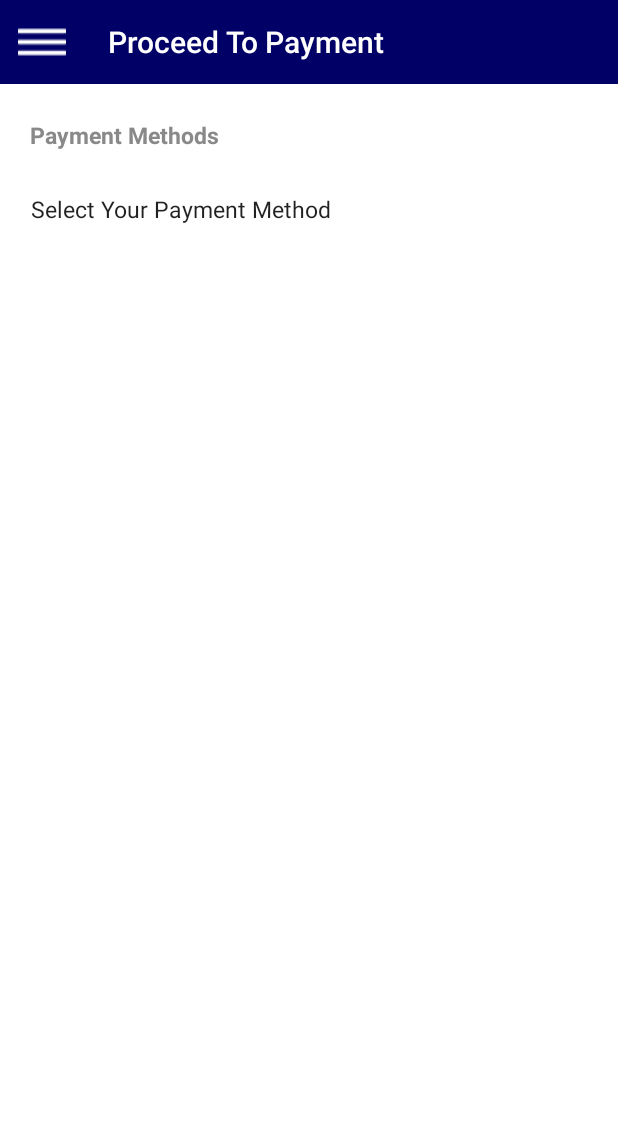
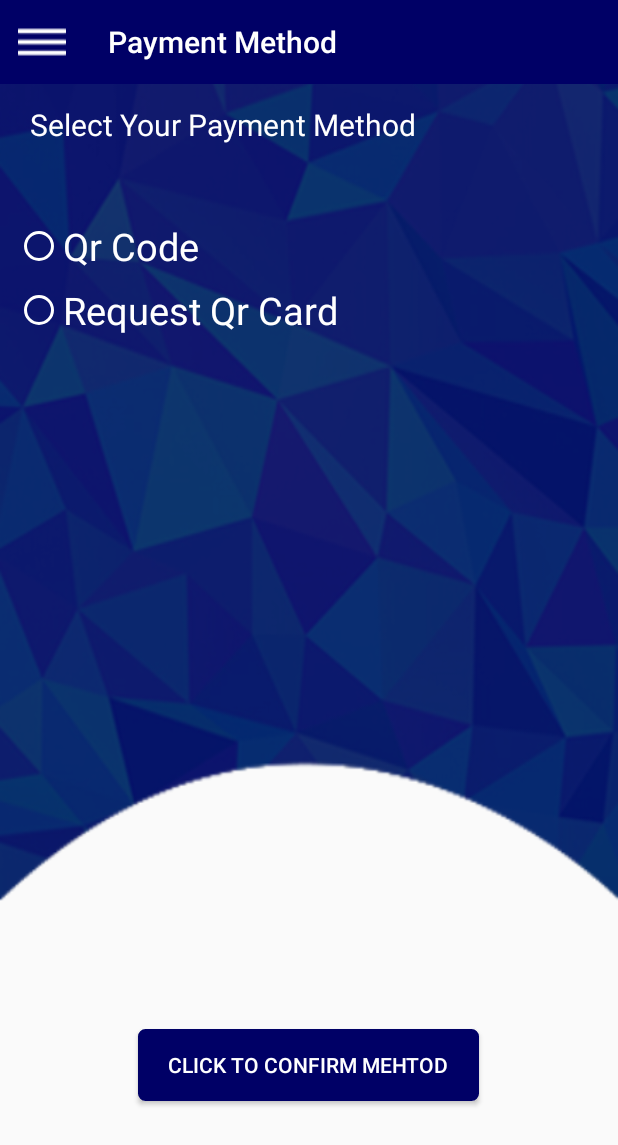
Before and after one commit to CybusHamza/Ticket_Validator, an Android app: the Payment_Method screen opened directly, with no data from a screen before it, on a phone screen of 412 x 824 dp. Shown: the top 1145 px of the screen. Run offline under Robolectric (Android 15) with nearby library versions, the phone set to English and light mode, and no system bars; our stand-ins replace Picasso; libraries missing offline, so code that uses them is left out: com.mikepenz.materialdrawer; network calls fail; pictures from the network do not load; 2 statements that could not run were skipped.

Commit message:
rizwan > Qa fixes+layout changes

```diff
--- a/app/src/main/java/com/cybussolutions/ticketvalidator/Activities/History.java
+++ b/app/src/main/java/com/cybussolutions/ticketvalidator/Activities/History.java
@@ -71,7 +71,7 @@ public class History extends AppCompatActivity {
             .withIdentifier(3).withName("Your Trips");
 
     SecondaryDrawerItem EditProfile = new SecondaryDrawerItem()
-            .withIdentifier(4).withName("Edit Profile");
+            .withIdentifier(4).withName("Profile");
 
 
     SecondaryDrawerItem logout = new SecondaryDrawerItem()
@@ -135,7 +135,7 @@ public class History extends AppCompatActivity {
 //        new SecondaryDrawerItem().withName("Edit Profile"),
 //                new SecondaryDrawerItem().withName("Logout")
         result= new DrawerBuilder().withActivity(this).withAccountHeader(header)
-                .withToolbar(toolbar).withDrawerWidthDp(250).addDrawerItems(home, payment, your_trips, EditProfile, logout,feedback
+                .withToolbar(toolbar).withDrawerWidthDp(250).addDrawerItems(EditProfile,home, payment, your_trips,feedback, logout
                 )
                 .withOnDrawerItemClickListener(new Drawer.OnDrawerItemClickListener(){
 
@@ -145,6 +145,7 @@ public class History extends AppCompatActivity {
                         if (drawerItem== your_trips){
                             Intent intent = new Intent(History.this, History.class);
                             startActivity(intent);
+                            finish();
                         }
                         if(drawerItem== logout){
 
--- a/app/src/main/java/com/cybussolutions/ticketvalidator/Activities/MainScreen.java
+++ b/app/src/main/java/com/cybussolutions/ticketvalidator/Activities/MainScreen.java
@@ -71,7 +71,7 @@ public class MainScreen extends AppCompatActivity {
             .withIdentifier(2).withName("Your Trips");
 
     SecondaryDrawerItem EditProfile = new SecondaryDrawerItem()
-            .withIdentifier(2).withName("Edit Profile");
+            .withIdentifier(2).withName("Profile");
 
 SecondaryDrawerItem feedback = new SecondaryDrawerItem().withIdentifier(6).withName("Feedback");
 
@@ -133,7 +133,7 @@ SecondaryDrawerItem feedback = new SecondaryDrawerItem().withIdentifier(6).withN
 //        new SecondaryDrawerItem().withName("Edit Profile"),
 //                new SecondaryDrawerItem().withName("Logout")
         result= new DrawerBuilder().withActivity(this).withAccountHeader(header)
-                .withToolbar(toolbar).withDrawerWidthDp(250).addDrawerItems(home, payment, your_trips, EditProfile, logout,feedback
+                .withToolbar(toolbar).withDrawerWidthDp(250).addDrawerItems( EditProfile,home, payment, your_trips,feedback, logout
                 )
                 .withOnDrawerItemClickListener(new Drawer.OnDrawerItemClickListener(){
 
--- a/app/src/main/java/com/cybussolutions/ticketvalidator/Activities/Payment_Method.java
+++ b/app/src/main/java/com/cybussolutions/ticketvalidator/Activities/Payment_Method.java
@@ -15,6 +15,7 @@ import android.view.View;
 import android.widget.Button;
 import android.widget.ImageView;
 import android.widget.LinearLayout;
+import android.widget.RadioButton;
 import android.widget.RadioGroup;
 import android.widget.TextView;
 import android.widget.Toast;
@@ -48,6 +49,8 @@ public class Payment_Method extends AppCompatActivity {
     String price;
     boolean doubleBackToExitPressedOnce = false;
 
+    int pos;
+
     Drawer result;
 
     PrimaryDrawerItem home = new PrimaryDrawerItem().withIdentifier(1).withName("Home");
@@ -57,7 +60,7 @@ public class Payment_Method extends AppCompatActivity {
             .withIdentifier(2).withName("Your Trips");
 
     SecondaryDrawerItem EditProfile = new SecondaryDrawerItem()
-            .withIdentifier(2).withName("Edit Profile");
+            .withIdentifier(2).withName("Profile");
 
 
     SecondaryDrawerItem logout = new SecondaryDrawerItem()
@@ -70,6 +73,10 @@ SecondaryDrawerItem feedback = new SecondaryDrawerItem().withIdentifier(2).withN
     private String url,profile_pic;
     Bitmap[] bitmap1;
 
+    Button confirmPaymentMethodBtn;
+    private RadioButton radioButton;
+    String checkedBox;
+
     @Override
     protected void onCreate(Bundle savedInstanceState) {
         super.onCreate(savedInstanceState);
@@ -80,11 +87,9 @@ SecondaryDrawerItem feedback = new SecondaryDrawerItem().withIdentifier(2).withN
         profile_pic=pref1.getString("pro_pic",null);
 
         toolbar = (Toolbar) findViewById(R.id.app_bar);
-        toolbar.setTitle("Proceed To Payment");
+        toolbar.setTitle("Payment Method");
         setSupportActionBar(toolbar);
         toolbar.setTitleTextColor(getResources().getColor(android.R.color.white));
-
-
 
         getSupportActionBar().setDisplayHomeAsUpEnabled(true);
         getSupportActionBar().setHomeAsUpIndicator(R.drawable.menu);
@@ -125,7 +130,7 @@ SecondaryDrawerItem feedback = new SecondaryDrawerItem().withIdentifier(2).withN
                 ).build();
 
         result= new DrawerBuilder().withActivity(this).withAccountHeader(header)
-                .withToolbar(toolbar).withDrawerWidthDp(250).addDrawerItems(home, payment, your_trips, EditProfile, logout,feedback
+                .withToolbar(toolbar).withDrawerWidthDp(250).addDrawerItems(EditProfile,home, payment, your_trips,feedback,  logout
                 )
                 .withOnDrawerItemClickListener(new Drawer.OnDrawerItemClickListener(){
 
@@ -144,6 +149,7 @@ SecondaryDrawerItem feedback = new SecondaryDrawerItem().withIdentifier(2).withN
                         if (drawerItem== your_trips){
                             Intent intent = new Intent(Payment_Method.this, History.class);
                             startActivity(intent);
+                            finish();
                         }
                         if(drawerItem== logout){
 
@@ -186,98 +192,93 @@ SecondaryDrawerItem feedback = new SecondaryDrawerItem().withIdentifier(2).withN
 
                 }).build();
 
+        radioGroup = (RadioGroup) findViewById(R.id.radioGroup);
+        radioGroup.setOnCheckedChangeListener(new RadioGroup.OnCheckedChangeListener() {
+
+            @Override
+            public void onCheckedChanged(RadioGroup group, int checkedId) {
+                // TODO Auto-generated method stub
+
+                // Method 1 For Getting Index of RadioButton
+                pos=radioGroup.getCheckedRadioButtonId();
+                radioButton = (RadioButton) findViewById(pos);
+                checkedBox=radioButton.getText().toString();
+                //up();
+
+            }
+        });
+        confirmPaymentMethodBtn=(Button)findViewById(R.id.select_payment_method_btn);
+        pos=radioGroup.getCheckedRadioButtonId();
+        if(pos!=-1) {
+            radioButton = (RadioButton) findViewById(pos);
+            checkedBox = radioButton.getText().toString();
+        }
 
 
+        confirmPaymentMethodBtn.setOnClickListener(new View.OnClickListener() {
+            @Override
+            public void onClick(View v) {
+                if(radioGroup.getCheckedRadioButtonId()==-1) {
+                    Toast.makeText(getApplicationContext(),"Please Select some payment method to proceed",Toast.LENGTH_LONG).show();
+                }else {
+                    if(checkedBox.equals("Qr Code")){
+                        SharedPreferences preferences = PreferenceManager.getDefaultSharedPreferences(Payment_Method.this);
+                        SharedPreferences.Editor editor = preferences.edit();
+                        editor.putString("payment_method_id","qr");
+                        editor.apply();
+                        Toast.makeText(getApplicationContext(),"Qr Code Selected",Toast.LENGTH_LONG).show();
+                    }else if(checkedBox.equals("Request Qr Card")){
+                        Toast.makeText(getApplicationContext(),"Not in operation yet....",Toast.LENGTH_LONG).show();
+                    }
 
+                }
+            }
+        });
 
-        hiddenTv = (TextView)findViewById(R.id.hiddenTv);
+       /* hiddenTv = (TextView)findViewById(R.id.hiddenTv);
         hiddeniv = (ImageView) findViewById(R.id.hiddenIv);
-        hidden = (LinearLayout)findViewById(R.id.hidden);
+        hidden = (LinearLayout)findViewById(R.id.hidden);*/
         SharedPreferences preferences = PreferenceManager.getDefaultSharedPreferences(Payment_Method.this);
         String p =preferences.getString("payment_method_id","");
         if (p.equals("qr")) {
+            radioButton= (RadioButton) findViewById(R.id.radio0);
+            radioButton.setChecked(true);
 
-
-
-            String f = p+","+fare;
+           /* String f = p+","+fare;
             SharedPreferences pref = PreferenceManager.getDefaultSharedPreferences(Payment_Method.this);
             SharedPreferences.Editor prefEditor = pref.edit();
 
             prefEditor.putString("qr_string",p);
-
                 prefEditor.apply();
-
-
             hiddeniv.setImageDrawable(getDrawable(R.drawable.icon_qr));
             hiddenTv.setText("QR Code");
-            hidden.setAlpha(1);
-
-
-
-
+            hidden.setAlpha(1);*/
         }
         if (p.equals("card")){
           //  hiddeniv.setImageBitmap(getDrawable(R.drawable.qr_card_icon));
-            Drawable d = getDrawable(R.drawable.qr_card_icon);
+           /* Drawable d = getDrawable(R.drawable.qr_card_icon);
             hiddeniv.setImageDrawable(d);
             hiddenTv.setText("QR Card");
-            hidden.setAlpha(1);
+            hidden.setAlpha(1);*/
 
 
         }
         if (p.isEmpty()){
-            hidden.setVisibility(View.GONE);
+           /* hidden.setVisibility(View.GONE);*/
         }
 
-
-//        final Intent intent = getIntent();
-//
-//        from = intent.getStringExtra("from");
-//        to = intent.getStringExtra("to");
-//        price = intent.getStringExtra("price");
-
-
-//        getData();
-//        tvFareData = (TextView)findViewById(R.id.tvFareData);
-//
-//        tvFareData.setText("$ "+price);
-//
-//
-//        fareText = (TextView) findViewById(R.id.fair);
-//        pay = (Button) findViewById(R.id.pay);
-//        radioGroup = (RadioGroup) findViewById(R.id.radioGroup);
-      //  sms = (LinearLayout) findViewById(R.id.radioButton);
-      //  card = (LinearLayout) findViewById(R.id.radioButton2);
-       // qr = (LinearLayout) findViewById(R.id.radioButton3);
         tvSelectPaymentMethod = (TextView)findViewById(R.id.tvSelectPaymentMethod);
 
 
-        tvSelectPaymentMethod.setOnClickListener(new View.OnClickListener() {
+        /*tvSelectPaymentMethod.setOnClickListener(new View.OnClickListener() {
             @Override
             public void onClick(View view) {
 
             Intent intent = new Intent(getApplicationContext(),PaymentMethod_extended.class);
                 startActivity(intent);
                 finish();
-
-
-//
-//            if (card.getAlpha()==0&& qr.getAlpha()==0) {
-//                //    sms.setAlpha(1);
-//                card.setAlpha(1);
-//                qr.setAlpha(1);
-//            }
-//            else {
-//                card.setAlpha(0);
-//                qr.setAlpha(0);
-//
-//            }
-//
-
-
-
             }
-        });
+        });*/
 //
 //        qr.setOnClickListener(new View.OnClickListener() {
 //            @Override
--- a/app/src/main/java/com/cybussolutions/ticketvalidator/Activities/Route_Detailed.java
+++ b/app/src/main/java/com/cybussolutions/ticketvalidator/Activities/Route_Detailed.java
@@ -63,7 +63,7 @@ public class Route_Detailed extends AppCompatActivity {
             .withIdentifier(2).withName("Your Trips");
 
     SecondaryDrawerItem EditProfile = new SecondaryDrawerItem()
-            .withIdentifier(2).withName("Edit Profile");
+            .withIdentifier(2).withName("Profile");
 
     SecondaryDrawerItem feedback = new SecondaryDrawerItem()
             .withIdentifier(2).withName("Feedback");
@@ -173,7 +173,7 @@ public class Route_Detailed extends AppCompatActivity {
 //        new SecondaryDrawerItem().withName("Edit Profile"),
 //                new SecondaryDrawerItem().withName("Logout")
         result= new DrawerBuilder().withActivity(this).withAccountHeader(header)
-                .withToolbar(toolbar).withDrawerWidthDp(250).addDrawerItems(home, payment, your_trips, EditProfile, logout,feedback
+                .withToolbar(toolbar).withDrawerWidthDp(250).addDrawerItems(EditProfile,home, payment, your_trips, feedback, logout
                 )
                 .withOnDrawerItemClickListener(new Drawer.OnDrawerItemClickListener(){
 
--- a/app/src/main/res/layout-sw600dp/activity_payment__method.xml
+++ b/app/src/main/res/layout-sw600dp/activity_payment__method.xml
@@ -1,9 +1,10 @@
 <?xml version="1.0" encoding="utf-8"?>
-<LinearLayout xmlns:android="http://schemas.android.com/apk/res/android"
+<RelativeLayout xmlns:android="http://schemas.android.com/apk/res/android"
     xmlns:tools="http://schemas.android.com/tools"
     android:layout_width="match_parent"
     android:layout_height="match_parent"
-    android:background="#fff"
+
+    android:background="@drawable/background"
     android:orientation="vertical"
     tools:context=".Activities.Payment_Method">
 
@@ -14,7 +15,7 @@
         >
 
     </include>
-    <TextView
+    <!--<TextView
         android:layout_width="match_parent"
         android:layout_height="wrap_content"
         android:text="Payment Methods"
@@ -66,14 +67,16 @@
             android:layout_marginRight="20dp"
 
             android:background="#8989"/>
-    </LinearLayout>
+    </LinearLayout>-->
 
     <LinearLayout
-        android:layout_width="wrap_content"
+        android:id="@+id/linearLayout1"
+        android:layout_width="match_parent"
         android:orientation="horizontal"
-        android:layout_marginTop="18dp"
-        android:gravity="center"
-        android:layout_height="wrap_content">
+        android:layout_height="wrap_content"
+        android:layout_below="@+id/app_bar"
+        android:layout_marginTop="10dp"
+        android:layout_alignParentStart="true">
 
 
 
@@ -82,12 +85,66 @@
             android:layout_height="wrap_content"
             android:textAppearance="?android:attr/textAppearanceLarge"
             android:text="Select Your Payment Method"
-            android:gravity="center"
-            android:textSize="15sp"
+
+            android:layout_gravity="center"
+            android:textSize="20sp"
+            android:textColor="#fff"
             android:layout_marginLeft="20dp"
             android:id="@+id/tvSelectPaymentMethod"
             />
     </LinearLayout>
+    <LinearLayout
+        android:orientation="vertical"
+        android:layout_width="match_parent"
+        android:layout_height="wrap_content"
+        android:layout_below="@id/linearLayout1"
+        android:layout_marginTop="50dp">
+        <RadioGroup
+            android:id="@+id/radioGroup"
+            android:layout_width="wrap_content"
+            android:layout_height="wrap_content"
+            android:orientation="vertical">
+
+            <RadioButton
+                android:id="@+id/radio0"
+                android:layout_width="wrap_content"
+                android:layout_height="wrap_content"
+                android:checked="false"
+                android:textSize="25dp"
+                android:buttonTint="#fff"
+                android:textColor="#fff"
+                android:layout_marginLeft="10dp"
+                android:text="Qr Code" />
+
+            <RadioButton
+                android:id="@+id/radio1"
+                android:layout_marginTop="8dp"
+                android:layout_width="wrap_content"
+                android:layout_height="wrap_content"
+                android:layout_marginLeft="10dp"
+                android:textSize="25dp"
+                android:buttonTint="#fff"
+                android:textColor="#fff"
+                android:text="Request Qr Card" />
+
+        </RadioGroup>
+
+    </LinearLayout>
+    <Button
+        android:id="@+id/select_payment_method_btn"
+        android:layout_width="wrap_content"
+        android:layout_height="wrap_content"
+        android:layout_marginTop="50dp"
+        android:layout_gravity="center"
+        android:text="Click to confirm mehtod"
+        android:background="@drawable/bg_btn_route_detailed"
+        android:paddingRight="20dp"
+        android:paddingLeft="20dp"
+        android:textColor="#fff"
+        android:layout_centerHorizontal="true"
+        android:layout_alignParentBottom="true"
+        android:layout_marginBottom="90dp"
+        />
     <!--<View-->
     <!--android:layout_width="match_parent"-->
     <!--android:layout_height="1dp"-->
@@ -139,4 +196,4 @@
     <!--android:background="#8989"/>-->
 
     <!--</LinearLayout>-->
-</LinearLayout>
+</RelativeLayout>
--- a/app/src/main/res/layout/activity_payment__method.xml
+++ b/app/src/main/res/layout/activity_payment__method.xml
@@ -1,9 +1,10 @@
 <?xml version="1.0" encoding="utf-8"?>
-<LinearLayout xmlns:android="http://schemas.android.com/apk/res/android"
+<RelativeLayout xmlns:android="http://schemas.android.com/apk/res/android"
     xmlns:tools="http://schemas.android.com/tools"
     android:layout_width="match_parent"
     android:layout_height="match_parent"
-    android:background="#fff"
+
+    android:background="@drawable/background"
     android:orientation="vertical"
     tools:context=".Activities.Payment_Method">
 
@@ -14,7 +15,7 @@
         >
 
     </include>
-    <TextView
+    <!--<TextView
         android:layout_width="match_parent"
         android:layout_height="wrap_content"
         android:text="Payment Methods"
@@ -66,14 +67,16 @@
             android:layout_marginRight="20dp"
 
             android:background="#8989"/>
-    </LinearLayout>
+    </LinearLayout>-->
 
 <LinearLayout
-    android:layout_width="wrap_content"
+    android:id="@+id/linearLayout1"
+    android:layout_width="match_parent"
     android:orientation="horizontal"
-android:layout_marginTop="18dp"
-    android:gravity="center"
-    android:layout_height="wrap_content">
+    android:layout_height="wrap_content"
+    android:layout_below="@+id/app_bar"
+    android:layout_marginTop="10dp"
+    android:layout_alignParentStart="true">
 
 
 
@@ -82,12 +85,66 @@ android:layout_marginTop="18dp"
         android:layout_height="wrap_content"
         android:textAppearance="?android:attr/textAppearanceLarge"
         android:text="Select Your Payment Method"
-        android:gravity="center"
-        android:textSize="15sp"
-android:layout_marginLeft="20dp"
+
+        android:layout_gravity="center"
+        android:textSize="20sp"
+        android:textColor="#fff"
+        android:layout_marginLeft="20dp"
         android:id="@+id/tvSelectPaymentMethod"
        />
 </LinearLayout>
+    <LinearLayout
+        android:orientation="vertical"
+        android:layout_width="match_parent"
+        android:layout_height="wrap_content"
+        android:layout_below="@id/linearLayout1"
+        android:layout_marginTop="50dp">
+        <RadioGroup
+            android:id="@+id/radioGroup"
+            android:layout_width="wrap_content"
+            android:layout_height="wrap_content"
+            android:orientation="vertical">
+
+            <RadioButton
+                android:id="@+id/radio0"
+                android:layout_width="wrap_content"
+                android:layout_height="wrap_content"
+                android:checked="false"
+                android:textSize="25dp"
+                android:buttonTint="#fff"
+                android:textColor="#fff"
+                android:layout_marginLeft="10dp"
+                android:text="Qr Code" />
+
+            <RadioButton
+                android:id="@+id/radio1"
+                android:layout_marginTop="8dp"
+                android:layout_width="wrap_content"
+                android:layout_height="wrap_content"
+                android:layout_marginLeft="10dp"
+                android:textSize="25dp"
+                android:buttonTint="#fff"
+                android:textColor="#fff"
+                android:text="Request Qr Card" />
+
+        </RadioGroup>
+
+    </LinearLayout>
+    <Button
+        android:id="@+id/select_payment_method_btn"
+        android:layout_width="wrap_content"
+        android:layout_height="wrap_content"
+        android:layout_marginTop="50dp"
+        android:layout_gravity="center"
+        android:text="Click to confirm mehtod"
+        android:background="@drawable/bg_btn_route_detailed"
+        android:paddingRight="20dp"
+        android:paddingLeft="20dp"
+        android:textColor="#fff"
+        android:layout_centerHorizontal="true"
+        android:layout_alignParentBottom="true"
+        android:layout_marginBottom="90dp"
+        />
         <!--<View-->
         <!--android:layout_width="match_parent"-->
         <!--android:layout_height="1dp"-->
@@ -139,4 +196,4 @@ android:layout_marginLeft="20dp"
         <!--android:background="#8989"/>-->
 
 <!--</LinearLayout>-->
-</LinearLayout>
+</RelativeLayout>
```
Also changed, not shown: app/src/main/java/com/cybussolutions/ticketvalidator/Activities/Dashboard.java (+9 -11 lines), app/src/main/java/com/cybussolutions/ticketvalidator/Activities/Profile_Detailed.java (+5 -4 lines), app/src/main/java/com/cybussolutions/ticketvalidator/Feedback.java (+8 -8 lines), app/src/main/java/com/cybussolutions/ticketvalidator/Profile.java (+127 -10 lines), app/src/main/res/layout/activity_profile.xml (+82 -64 lines), app/src/main/res/layout/activity_profile__detailed.xml (+63 -42 lines).
